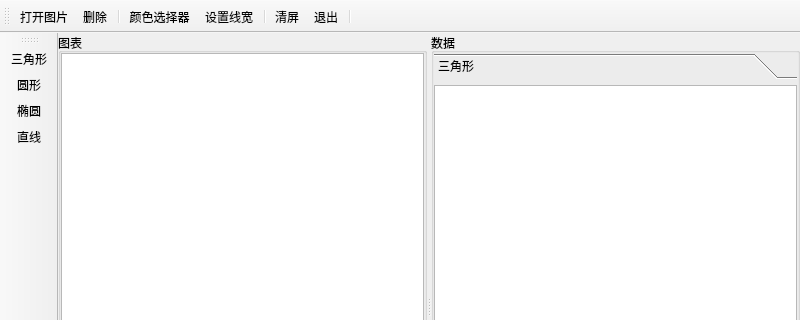
First picture: the form in mainwindow.ui, repository senliontec/picshow, before the edit; both pictures show x 0 to 800 and y 0 to 320 of the 800 by 600 pixel window.
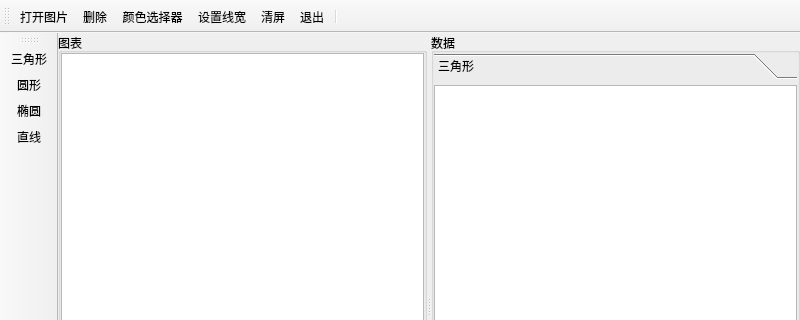
Second picture: the form after the edit. The open tabs and pages were chosen to show the change. Icons and pictures are not drawn.

Patch:
```diff
--- a/mainwindow.ui
+++ b/mainwindow.ui
@@ -89,7 +89,7 @@
         <item>
          <widget class="QToolBox" name="toolBox">
           <property name="currentIndex">
-           <number>3</number>
+           <number>0</number>
           </property>
           <widget class="QWidget" name="traingle_page">
            <property name="geometry">
@@ -266,10 +266,8 @@
    </attribute>
    <addaction name="actOpenPic"/>
    <addaction name="actEdit_Delete"/>
-   <addaction name="separator"/>
    <addaction name="actEdit_Color"/>
-   <addaction name="actLine_width"/>
-   <addaction name="separator"/>
+   <addaction name="actLine_Width"/>
    <addaction name="actClear_Screen"/>
    <addaction name="actQuit"/>
    <addaction name="separator"/>
@@ -397,7 +395,7 @@
     <string>直线</string>
    </property>
   </action>
-  <action name="actLine_width">
+  <action name="actLine_Width">
    <property name="icon">
     <iconset resource="res.qrc">
      <normaloff>:/images/images/Linde_widget.png</normaloff>:/images/images/Linde_widget.png</iconset>
```
